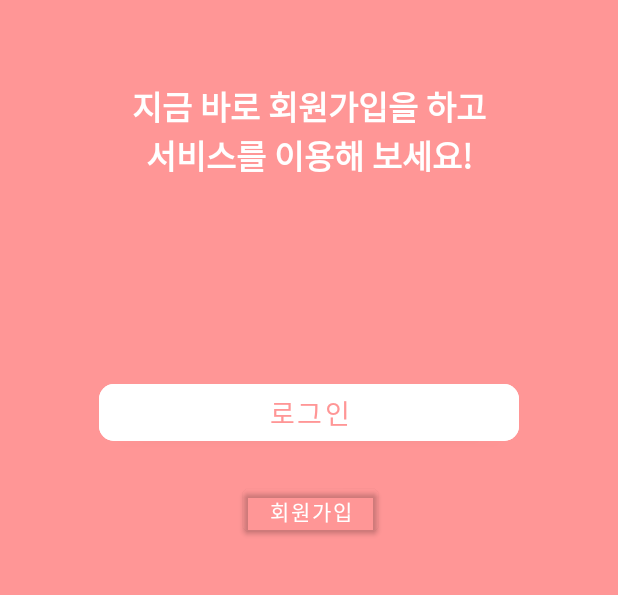
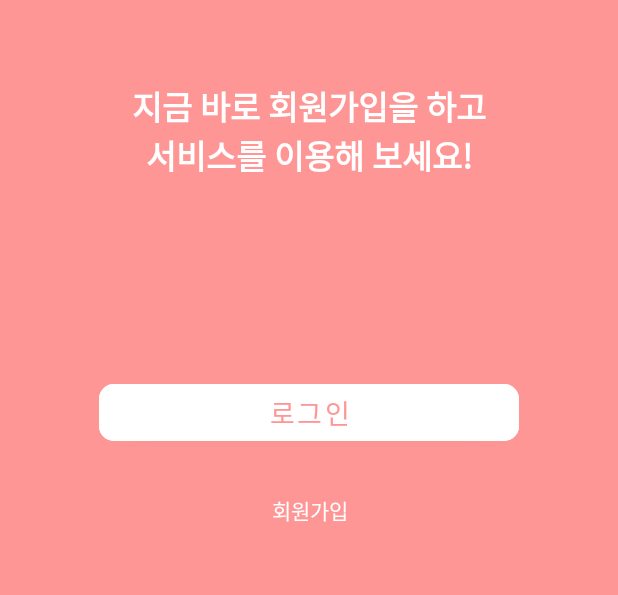
Before and after one commit to BTS-development/BTS_App, an Android app: the MainActivity screen opened directly, with no data from a screen before it, on a phone screen of 412 x 824 dp, the part 486-1081 px from its top. Run offline under Robolectric (Android 15) with nearby library versions, the phone set to English and light mode, and no system bars.

Commit message:
[UPDATE] update button material to appcompat

```diff
--- a/BluetoothTemperatureSubmitter/app/src/main/res/layout/activity_login.xml
+++ b/BluetoothTemperatureSubmitter/app/src/main/res/layout/activity_login.xml
@@ -74,14 +74,14 @@
         android:textColor="#ffffff"
         android:textSize="18dp"
         android:text="로그인"/>
-    <com.google.android.material.button.MaterialButton
+    <androidx.appcompat.widget.AppCompatButton
         android:id="@+id/btnLostPwd"
         android:layout_width="wrap_content"
         android:layout_height="wrap_content"
         app:layout_constraintEnd_toEndOf="parent"
         app:layout_constraintStart_toStartOf="parent"
         app:layout_constraintTop_toBottomOf="@+id/btnLogin"
-        android:backgroundTint="#00ff0000"
+        android:background="#00ff0000"
         android:textColor="#FFA4A4"
         android:textSize="14dp"
         android:text="계정을 잃어버리셨나요?"/>
--- a/BluetoothTemperatureSubmitter/app/src/main/res/layout/activity_main.xml
+++ b/BluetoothTemperatureSubmitter/app/src/main/res/layout/activity_main.xml
@@ -54,12 +54,12 @@
         app:layout_constraintEnd_toEndOf="parent"
         app:layout_constraintStart_toStartOf="parent" />
 
-    <com.google.android.material.button.MaterialButton
+    <androidx.appcompat.widget.AppCompatButton
         android:id="@+id/btnSignUp"
         android:layout_width="90dp"
         android:layout_height="40dp"
         android:layout_marginBottom="140dp"
-        android:backgroundTint="#00ff0000"
+        android:background="#00ff0000"
         android:text="회원가입"
         android:textColor="#ffffff"
         app:layout_constraintBottom_toBottomOf="parent"
```
